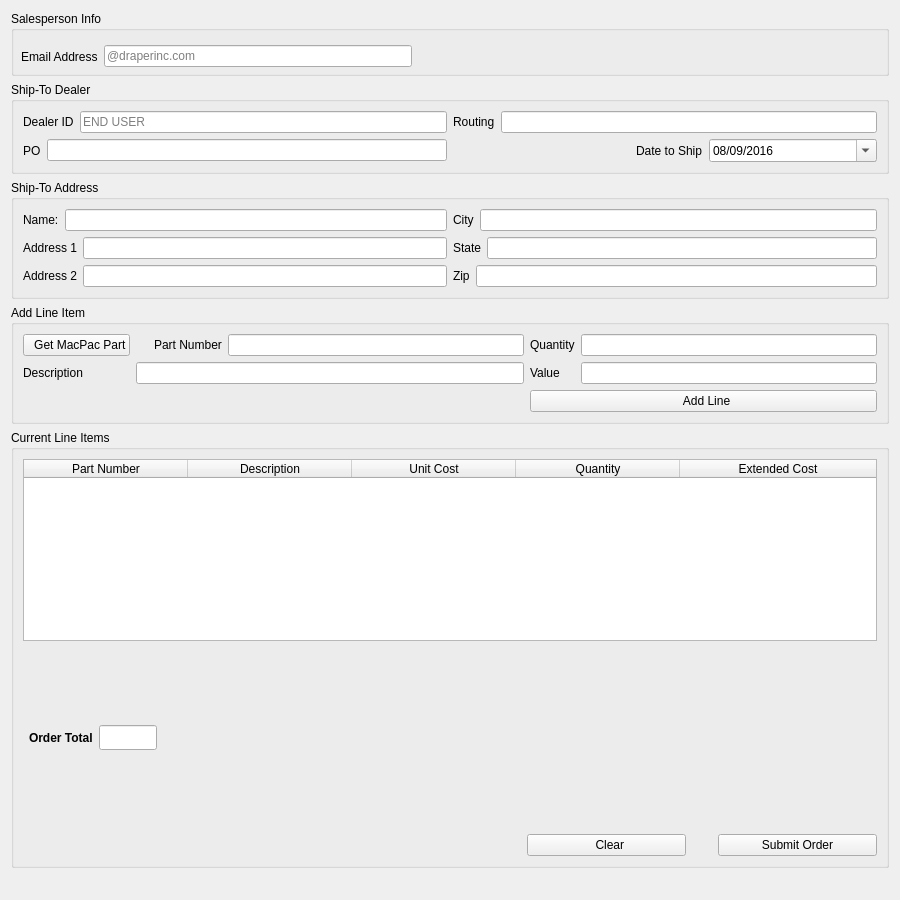
Qt form View/setuptab.ui (topherMcDonald/SPO) before a commit.
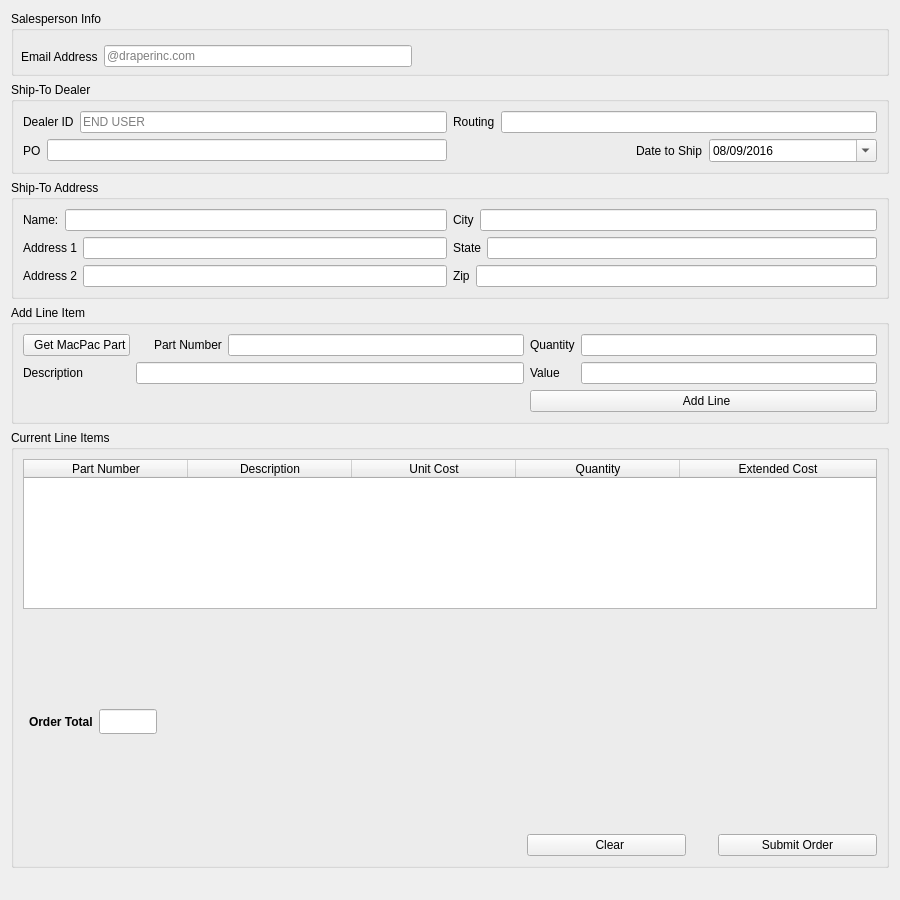
The same form after that commit. Icons and pictures are not drawn.

Patch:
```diff
--- a/View/setuptab.ui
+++ b/View/setuptab.ui
@@ -283,7 +283,7 @@
    <item row="4" column="0">
     <widget class="QGroupBox" name="groupBox_2">
      <property name="sizePolicy">
-      <sizepolicy hsizetype="Preferred" vsizetype="Preferred">
+      <sizepolicy hsizetype="Preferred" vsizetype="Expanding">
        <horstretch>0</horstretch>
        <verstretch>0</verstretch>
       </sizepolicy>
@@ -336,19 +336,6 @@
         </property>
        </spacer>
       </item>
-      <item row="1" column="3">
-       <spacer name="verticalSpacer_2">
-        <property name="orientation">
-         <enum>Qt::Vertical</enum>
-        </property>
-        <property name="sizeHint" stdset="0">
-         <size>
-          <width>20</width>
-          <height>40</height>
-         </size>
-        </property>
-       </spacer>
-      </item>
       <item row="2" column="6">
        <spacer name="horizontalSpacer_2">
         <property name="orientation">
@@ -402,6 +389,12 @@
           <verstretch>0</verstretch>
          </sizepolicy>
         </property>
+        <property name="maximumSize">
+         <size>
+          <width>16777215</width>
+          <height>150</height>
+         </size>
+        </property>
         <property name="lineWidth">
          <number>1</number>
         </property>
@@ -504,6 +497,35 @@
         </property>
        </widget>
       </item>
+      <item row="1" column="3" rowspan="2">
+       <spacer name="verticalSpacer_2">
+        <property name="orientation">
+         <enum>Qt::Vertical</enum>
+        </property>
+        <property name="sizeType">
+         <enum>QSizePolicy::Preferred</enum>
+        </property>
+        <property name="sizeHint" stdset="0">
+         <size>
+          <width>20</width>
+          <height>40</height>
+         </size>
+        </property>
+       </spacer>
+      </item>
+      <item row="1" column="7">
+       <spacer name="verticalSpacer_3">
+        <property name="orientation">
+         <enum>Qt::Vertical</enum>
+        </property>
+        <property name="sizeHint" stdset="0">
+         <size>
+          <width>20</width>
+          <height>40</height>
+         </size>
+        </property>
+       </spacer>
+      </item>
      </layout>
      <zorder>tblOrderLinesWidget</zorder>
      <zorder>groupBox_3</zorder>
```
Left out of the diff: 5 changed lines with no effect on the pictures.
